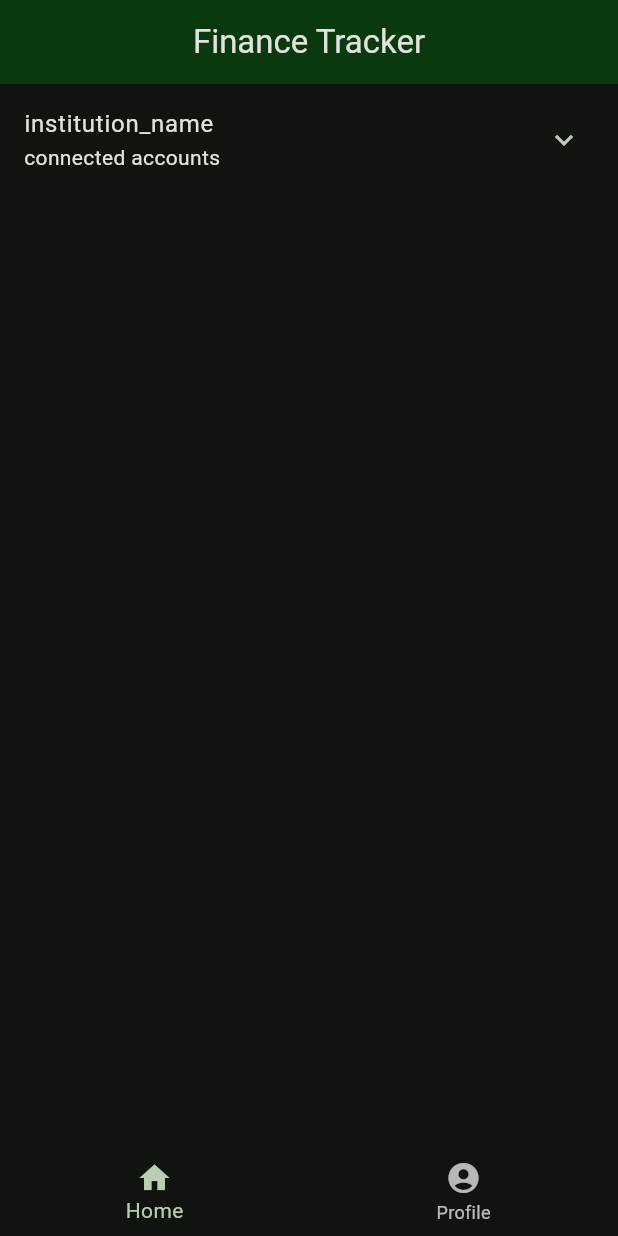
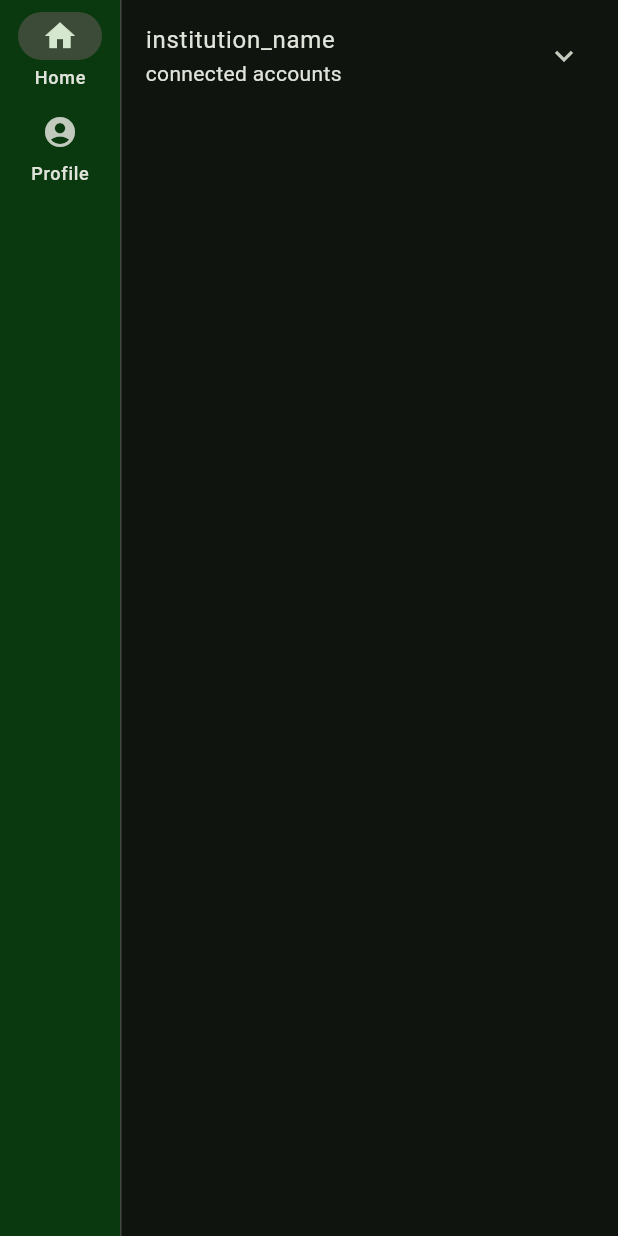
Before and after one commit to rudra-rahul71/financial_tracker, a Flutter app: the screen it shows after launch, on a phone screen of 412 x 824 dp. Run offline on Flutter 3.47's test engine with Material 3 defaults, Android fonts, the light colour scheme and no system bars; our stand-ins replace go_router.

Commit message:
navigation rail

```diff
--- a/lib/main.dart
+++ b/lib/main.dart
@@ -1,4 +1,5 @@
 import 'package:financial_tracker/pages/home.dart';
+import 'package:financial_tracker/pages/profile.dart';
 import 'package:financial_tracker/structure.dart';
 import 'package:flutter/material.dart';
 import 'package:go_router/go_router.dart';
@@ -32,7 +33,7 @@ final GoRouter _router = GoRouter(
         if(state.fullPath == '/') {
           return child;
         }
-        return ScaffoldStruct(child: child);
+        return NavigatorScafold(child: child);
       },
 
       routes: [
@@ -48,6 +49,12 @@ final GoRouter _router = GoRouter(
             return HomePage();
           },
         ),
+        GoRoute(
+          path: '/profile',
+          builder: (BuildContext context, GoRouterState state) {
+            return ProfilePage();
+          },
+        ),
       ]
     ),
   ],
--- /dev/null
+++ b/lib/pages/profile.dart
@@ -0,0 +1,17 @@
+import 'package:flutter/material.dart';
+
+class ProfilePage extends StatefulWidget {
+  const ProfilePage({super.key});
+
+  @override
+  State<ProfilePage> createState() => _ProfilePageState();
+}
+
+class _ProfilePageState extends State<ProfilePage> {
+  @override
+  Widget build(BuildContext context) {
+    return ExpansionTile(
+                            title: Text('PPOOOOOOOPP'),
+                            subtitle: Text('more poopy'));
+  }
+}
--- a/lib/structure.dart
+++ b/lib/structure.dart
@@ -1,42 +1,21 @@
 import 'package:flutter/material.dart';
 import 'package:go_router/go_router.dart';
 
-class ScaffoldStruct extends StatelessWidget {
-  const ScaffoldStruct({required this.child, super.key,});
+class NavigatorScafold extends StatefulWidget {
   final Widget child;
 
+  const NavigatorScafold({
+    super.key,
+    required this.child,
+  });
+
   @override
-  Widget build(BuildContext context) {
-    return Scaffold(
-      appBar: AppBar(
-        title: const Text('Finance Tracker'),
-        centerTitle: true,
-        backgroundColor: Theme.of(context).colorScheme.onPrimary,
-      ),
-      body: child,
-      bottomNavigationBar: BottomNavigationBar(
-        items: const <BottomNavigationBarItem>[
-          BottomNavigationBarItem( icon: Icon(Icons.home), label: 'Home' ),
-          BottomNavigationBarItem( icon: Icon(Icons.account_circle), label: 'Profile' ),
-        ],
-        currentIndex: _calculateSelectedIndex(context),
-        onTap: (int index) {
-          _onItemTapped(index, context);
-        },
-      ),
-    );
-  }
+  State<NavigatorScafold> createState() => _NavigatorScafoldState();
+}
 
-  static int _calculateSelectedIndex(BuildContext context) {
-    final String location = GoRouterState.of(context).uri.toString();
-    if (location.startsWith('/profile')) {
-      return 1;
-    } else {
-      return 0;
-    }
-  }
+class _NavigatorScafoldState extends State<NavigatorScafold> {
+  int _selectedIndex = 0;
 
-  // Helper method to navigate to the correct route when a tab is tapped.
   void _onItemTapped(int index, BuildContext context) {
     switch (index) {
       case 0:
@@ -47,4 +26,42 @@ class ScaffoldStruct extends StatelessWidget {
         break;
     }
   }
+
+  @override
+  Widget build(BuildContext context) {
+    return Scaffold(
+      body: SafeArea(
+        child: Row(
+          children: <Widget>[
+            NavigationRail(
+              backgroundColor: Theme.of(context).colorScheme.onPrimary,
+              selectedIndex: _selectedIndex,
+              groupAlignment: -1.0,
+              onDestinationSelected: (int index) {
+                setState(() {
+                  _selectedIndex = index;
+                });
+                _onItemTapped(index, context);
+              },
+              labelType: NavigationRailLabelType.all,
+              destinations: const <NavigationRailDestination>[
+                NavigationRailDestination(
+                  icon: Icon(Icons.home),
+                  label: Text('Home'),
+                ),
+                NavigationRailDestination(
+                  icon: Icon(Icons.account_circle),
+                  label: Text('Profile'),
+                ),
+              ],
+            ),
+            const VerticalDivider(thickness: 1, width: 1),
+            Expanded(
+              child: widget.child,
+            ),
+          ],
+        ),
+      ),
+    );
+  }
 }
```
